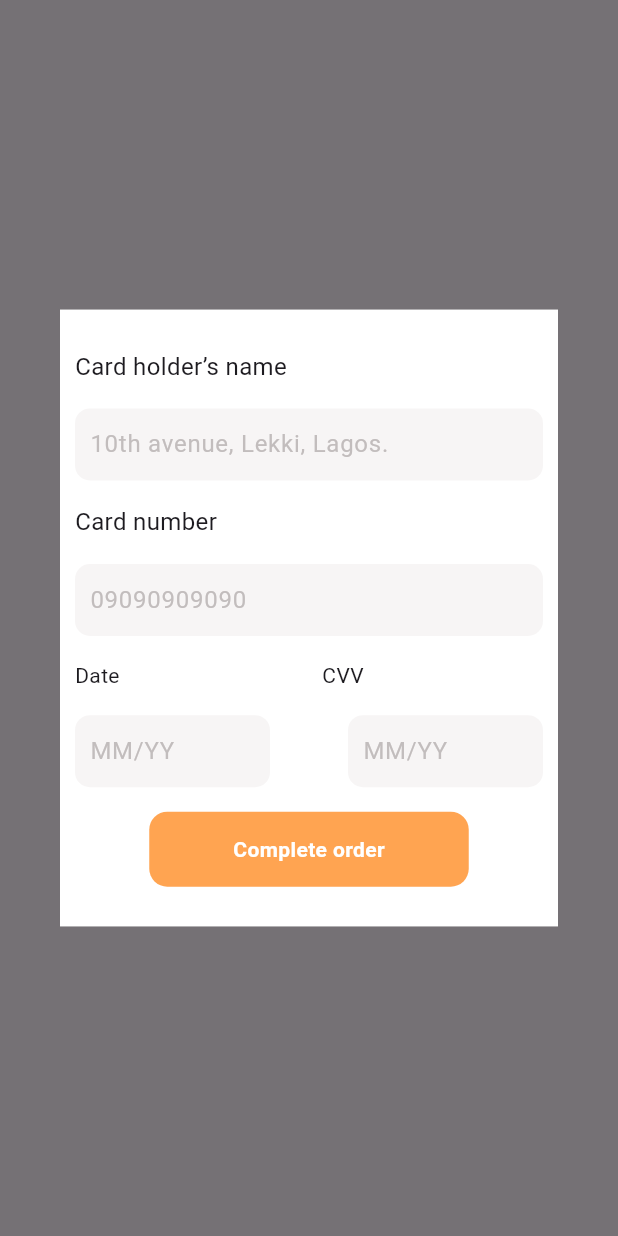
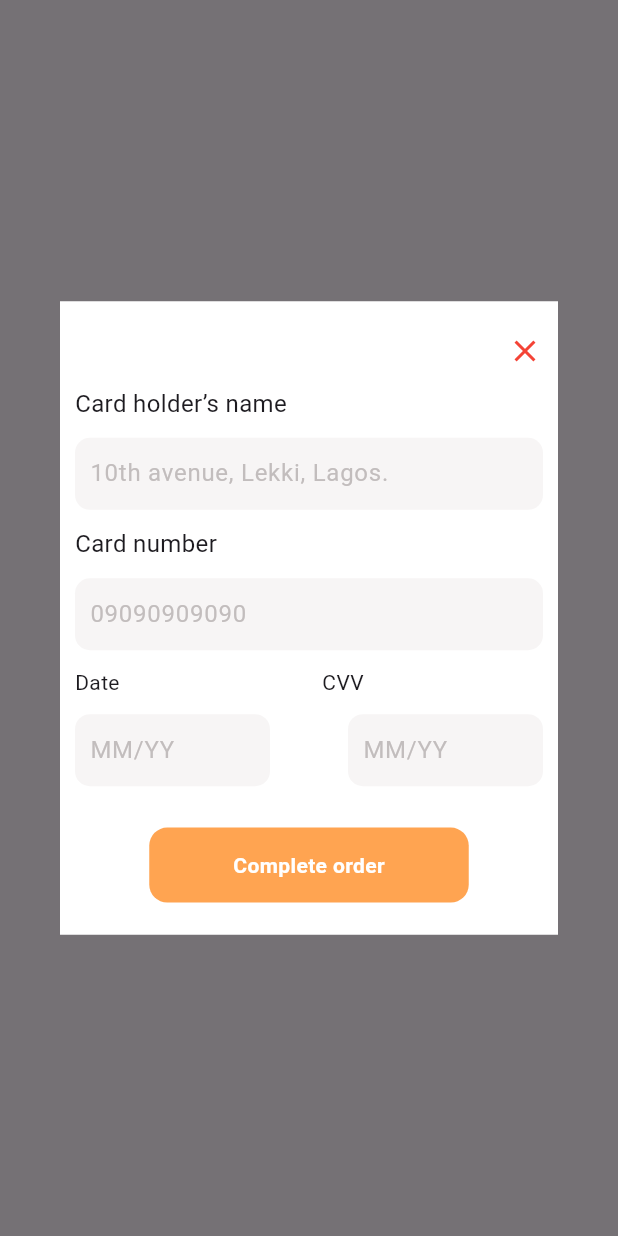
Before and after one commit to HashirSaudKhan/Flutter, a Flutter app: the DeliveryDetailsDialog widget shown alone on an empty page, opened directly, after a tap on "Pay with Card", on a phone screen of 412 x 824 dp. Run offline on Flutter 3.47's test engine with Material 3 defaults, Android fonts, the phone set to English and light mode, and no system bars; our stand-ins replace dotted_line.

Commit message:
Completed UI 100%

```diff
--- a/App Projects/figma_app/lib/order_complete_screen/add_card_dialog.dart
+++ b/App Projects/figma_app/lib/order_complete_screen/add_card_dialog.dart
@@ -1,6 +1,5 @@
 import 'package:figma_app/custom_buttons.dart';
 import 'package:figma_app/custom_text_field.dart';
-import 'package:figma_app/order_complete_screen/deliverydetailsdialog.dart';
 import 'package:figma_app/order_list_last_screen/orderlistlastscreen.dart';
 import 'package:flutter/material.dart';
 
@@ -17,7 +16,7 @@ class AddCardDialog extends StatelessWidget {
       ),
       child: Container(
         color: Colors.white,
-        height: 411,
+        height: 422,
         width: double.infinity,
         child: Padding(
           padding: const EdgeInsets.all(10.0),
@@ -25,6 +24,20 @@ class AddCardDialog extends StatelessWidget {
               mainAxisAlignment: MainAxisAlignment.spaceEvenly,
               crossAxisAlignment: CrossAxisAlignment.start,
               children: [
+                // Close button
+                Row(
+                  mainAxisAlignment: MainAxisAlignment.end,
+                  children: [
+                    GestureDetector(
+                        onTap: () {
+                          Navigator.pop(context);
+                        },
+                        child: const Icon(
+                          Icons.close,
+                          color: Colors.red,
+                        ))
+                  ],
+                ),
                 const Text(
                   "Card holder’s name",
                   style: TextStyle(fontSize: 16),
@@ -55,6 +68,9 @@ class AddCardDialog extends StatelessWidget {
                     CustomTextField(txtHint: "MM/YY", rangewidth: 130)
                   ],
                 ),
+                const SizedBox(
+                  height: 5,
+                ),
                 Center(
                   child: SizedBox(
                       width: 213,
--- a/App Projects/figma_app/lib/order_complete_screen/deliverydetailsdialog.dart
+++ b/App Projects/figma_app/lib/order_complete_screen/deliverydetailsdialog.dart
@@ -18,6 +18,15 @@ class DeliveryDetailsDialog extends StatelessWidget {
           mainAxisAlignment: MainAxisAlignment.spaceEvenly,
           crossAxisAlignment: CrossAxisAlignment.start,
           children: [
+            const Row(
+              mainAxisAlignment: MainAxisAlignment.end,
+              children: [
+                Icon(
+                  Icons.close,
+                  color: Colors.red,
+                )
+              ],
+            ),
             const Text("Your delivery address"),
             const CustomTextField(
                 txtHint: "10th avenue, Lekki, Lagos.",
@@ -41,6 +50,7 @@ class DeliveryDetailsDialog extends StatelessWidget {
                 InkWell(
                     onTap: () {
                       showDialog(
+                          barrierDismissible: false,
                           context: context,
                           builder: (context) => const AddCardDialog());
                     },
--- a/App Projects/figma_app/lib/order_complete_screen/order_comp_screen.dart
+++ b/App Projects/figma_app/lib/order_complete_screen/order_comp_screen.dart
@@ -1,7 +1,6 @@
 import 'package:figma_app/custom_buttons.dart';
 
 import 'package:figma_app/custom_btn.dart';
-import 'package:figma_app/order_complete_screen/add_card_dialog.dart';
 import 'package:figma_app/order_complete_screen/deliverydetailsdialog.dart';
 import 'package:figma_app/order_list_last_screen/orderlistlastscreen.dart';
 import 'package:flutter/material.dart';
@@ -47,6 +46,7 @@ class OrderCompleteScreen extends StatelessWidget {
             InkWell(
                 onTap: () {
                   showDialog(
+                      barrierDismissible: false,
                       context: context,
                       builder: (BuildContext context) =>
                           const DeliveryDetailsDialog());
```
